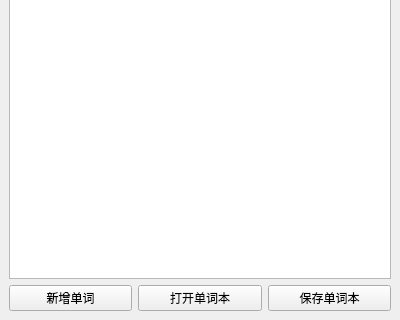
Above: mainwindow.ui from hl1033950430/word-notebook before the change; both pictures show x 0 to 400 and y 280 to 600 of the 400 by 600 pixel window. Below: the same form after it.
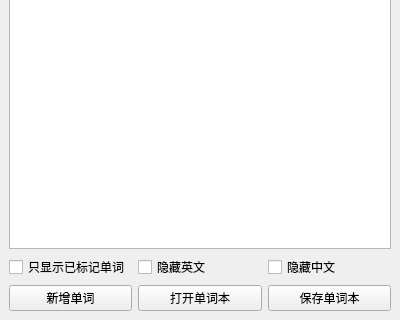
That is the form after the change.

Commit message: 新增功能：隐藏/显示 中文、英文、未被标记的单词

The edit to the form file:
```diff
--- a/mainwindow.ui
+++ b/mainwindow.ui
@@ -25,6 +25,34 @@
       </property>
      </widget>
     </item>
+    <item>
+     <layout class="QHBoxLayout" name="horizontalLayout_2">
+      <item>
+       <widget class="QCheckBox" name="onlyMarked">
+        <property name="text">
+         <string>只显示已标记单词</string>
+        </property>
+       </widget>
+      </item>
+      <item>
+       <widget class="QCheckBox" name="hideEnglish">
+        <property name="layoutDirection">
+         <enum>Qt::LeftToRight</enum>
+        </property>
+        <property name="text">
+         <string>隐藏英文</string>
+        </property>
+       </widget>
+      </item>
+      <item>
+       <widget class="QCheckBox" name="hideChinese">
+        <property name="text">
+         <string>隐藏中文</string>
+        </property>
+       </widget>
+      </item>
+     </layout>
+    </item>
     <item>
      <layout class="QHBoxLayout" name="horizontalLayout">
       <item>
```
The commit also changes 6 other files.
